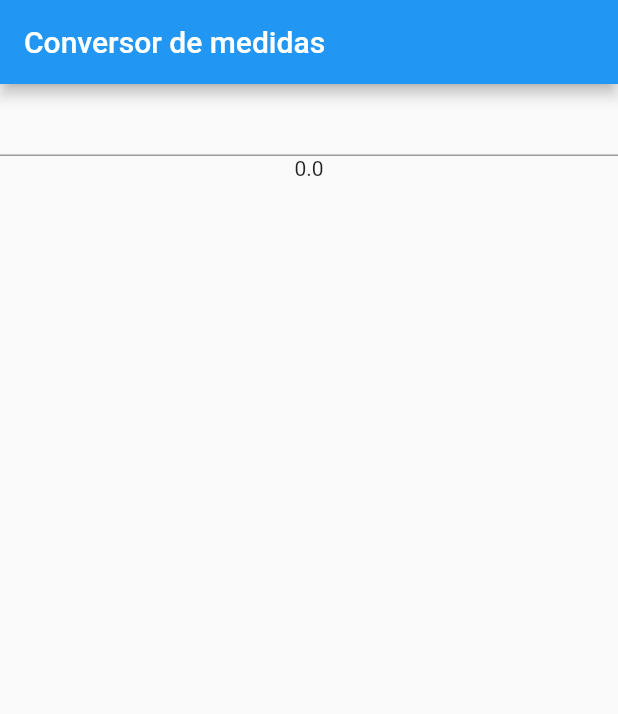
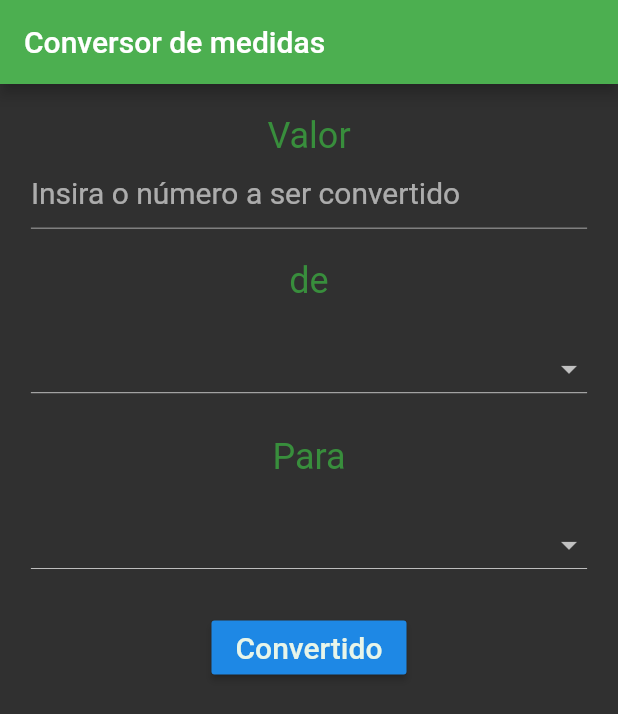
Before and after one commit to ericodex/conversor_flutter, a Flutter app: the screen it shows after launch, on a phone screen of 412 x 824 dp. Shown: the top 714 px of the screen. Run offline on Flutter 3.47's test engine with Material 2 defaults, Android fonts, the phone set to English and light mode, and no system bars.

Commit message:
conversor de medias 1

```diff
--- a/lib/main.dart
+++ b/lib/main.dart
@@ -4,9 +4,16 @@
 //
 // Estado = State
 
+import 'dart:ui';
+import 'util/conver_util.dart';
 import 'package:flutter/material.dart';
 
-void main() => runApp(MyApp());
+void main() {
+  runApp(MaterialApp(
+      title: 'Conversor de Medidas',
+      theme: ThemeData(brightness: Brightness.dark, primaryColor: Colors.green),
+      home: MyApp()));
+}
 
 class MyApp extends StatefulWidget {
   @override
@@ -14,65 +21,154 @@ class MyApp extends StatefulWidget {
 }
 
 class _MyAppState extends State<MyApp> {
-  double _n;
+  // ----------------- (MEMBROS DA CLASSE)
+  double _valorDe = 0;
+  String _medidaInicial;
+  String _medidaConvertida;
+  double _resultado = 0;
+  String _msgResultado = '';
+
+  @override
+  Widget build(BuildContext context) {
+    double sizeX = MediaQuery.of(context).size.width;
+    double sizeY = MediaQuery.of(context).size.height;
+
+    final TextStyle inputStyle =
+        TextStyle(fontSize: 20, color: Colors.green[50]);
+    final TextStyle labelStyle =
+        TextStyle(fontSize: 24, color: Colors.green[700]);
+
+    final spacer = Padding(padding: EdgeInsets.only(bottom: sizeY / 40));
 
     final List<String> _measures = [
-    'meters',
-    'kilometers',
-    'grams',
-    'kilograms',
-    'feet',
-    'miles',
-    'pounds (lbs)'
-        'ounces',
+      'Metros',
+      'Quilometros',
+      'Gramas',
+      'Quilograms',
+      'Pés',
+      'Milhas',
+      'Libras (lbs)',
+      'Onças',
     ];
-
-  @override
-  void initState() {
-    // Determina o estado inicial
-    _n = 0;
-    super.initState();
-  }
-
-  Widget build(BuildContext context) {
-    return MaterialApp(
-      title: 'Conversor de medidas',
-      home: Scaffold(
+    return Scaffold(
       appBar: AppBar(
         title: Text('Conversor de medidas'),
       ),
-        body: Center(
+      body: Container(
+        width: sizeX,
+        padding: EdgeInsets.all(sizeX / 20),
+        child: SingleChildScrollView(
           child: Column(
             children: [
+              Text(
+                'Valor',
+                style: labelStyle,
+              ),
               TextField(
+                style: inputStyle,
+                decoration: InputDecoration(
+                  hintText: 'Insira o número a ser convertido',
+                ),
                 onChanged: (text) {
-                  // É ativado sempre que o textFild é alterado.
-                  var rv = double.tryParse(text);
-                  if (rv != null) {
                   setState(() {
-                      // Altera o estado
-                      _n = rv;
+                    _valorDe = double.parse(text);
                   });
-                  }
                 },
               ),
-              Text((_n == null) ? '' : _n.toString())
+              spacer,
+              Text(
+                'de',
+                style: labelStyle,
+              ),
+              spacer,
+              DropdownButton(
+                isExpanded: true,
+                style: inputStyle,
+                value: _medidaInicial,
+                items: _measures.map((String value) {
+                  return DropdownMenuItem<String>(
+                    value: value,
+                    child: Text(
+                      value,
+                      style: inputStyle,
+                    ),
+                  );
+                }).toList(),
+                onChanged: (value) {
+                  onStartMeasureChaged(value);
+                },
+              ),
+              spacer,
+              Text(
+                'Para',
+                style: labelStyle,
+              ),
+              spacer,
+              DropdownButton(
+                isExpanded: true,
+                style: inputStyle,
+                value: _medidaConvertida,
+                items: _measures.map((String value) {
+                  return DropdownMenuItem<String>(
+                    value: value,
+                    child: Text(
+                      value,
+                      style: inputStyle,
+                    ),
+                  );
+                }).toList(),
+                onChanged: (value) {
+                  onConvertMeasureChanged(value);
+                },
+              ),
+              spacer,
+              RaisedButton(
+                child: Text(
+                  'Convertido',
+                  style: inputStyle,
+                ),
+                // Ao apertar o botão de conversão
+                onPressed: () => convert(),
+              ),
+              spacer,
+              Text(
+                _msgResultado,
+                style: labelStyle,
+              ),
+              spacer,
             ],
           ),
         ),
       ),
     );
   }
+
+  void onStartMeasureChaged(value) {
+    setState(() {
+      _medidaInicial = value;
+    });
   }
 
-//var fruits = ['Orange', 'Aple', 'Strawberry', 'Banana'];
+  void onConvertMeasureChanged(value) {
+    setState(() {
+      _medidaConvertida = value;
+    });
+  }
 
-// DropdownButton<String>(
-//   items: fruit.map((String value) {
-//     return DropdownMenuItem<String>(
-//         value: value,
-//         child: Text(value),);
-
-//   }).toList(),
-//   onChange: (String newValue) {}
-// )
+  void convert() {
+    if (_medidaInicial.isEmpty || _medidaConvertida.isEmpty || _valorDe == 0) {
+      return;
+    }
+    Conversion c = Conversion();
+    double result = c.convert(_valorDe, _medidaInicial, _medidaConvertida);
+    setState(() {
+      _resultado = result;
+      if (result == 0) {
+        _msgResultado = 'Essa conversão é um padadoxo!';
+      } else {
+        _msgResultado =
+            '${_valorDe.toString()} $_medidaInicial são ${_resultado.toString()} $_medidaConvertida';
+      }
+    });
+  }
+}
--- /dev/null
+++ b/lib/util/conver_util.dart
@@ -0,0 +1,35 @@
+class Conversion {
+  //helps transform the strings in numbers for the List
+  final int w = 8;
+  var formulas;
+  Map<String, int> measures = {
+    'Metros': 0,
+    'Quilometros': 1,
+    'Gramas': 2,
+    'Quilogramas': 3,
+    'Pés': 4,
+    'Milhas': 5,
+    'Libras (lbs)': 6,
+    'Onças': 7,
+  };
+  //Constrói uma dicionário com lista das fórmulas
+  Conversion() {
+    formulas = {
+      '0': [1, 0.001, 0, 0, 3.28084, 0.000621371, 0, 0],
+      '1': [1000, 1, 0, 0, 3280.84, 0.621371, 0, 0],
+      '2': [0, 0, 1, 0.0001, 0, 0, 0.00220462, 0.035274],
+      '3': [0, 0, 1000, 1, 0, 0, 2.20462, 35.274],
+      '4': [0.3048, 0.0003048, 0, 0, 1, 0.000189394, 0, 0],
+      '5': [1609.34, 1.60934, 0, 0, 5280, 1, 0, 0],
+      '6': [0, 0, 453.592, 0.453592, 0, 0, 1, 16],
+      '7': [0, 0, 28.3495, 0.0283495, 3.28084, 0, 0.0625, 1],
+    };
+  }
+
+  double convert(double value, String from, String to) {
+    int nFrom = measures[from];
+    int nTo = measures[to];
+    var multiplier = formulas[nFrom.toString()][nTo];
+    return value * multiplier;
+  }
+}
```
Lines whose indentation alone changed are shown as unchanged.
